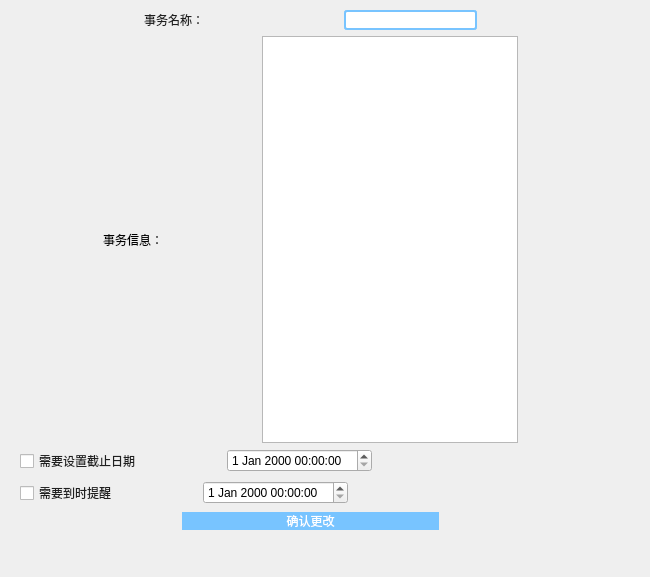
The window that edit_job.ui (interestingLSY/DDL-Firewall) describes before a commit, drawn with Qt 5.
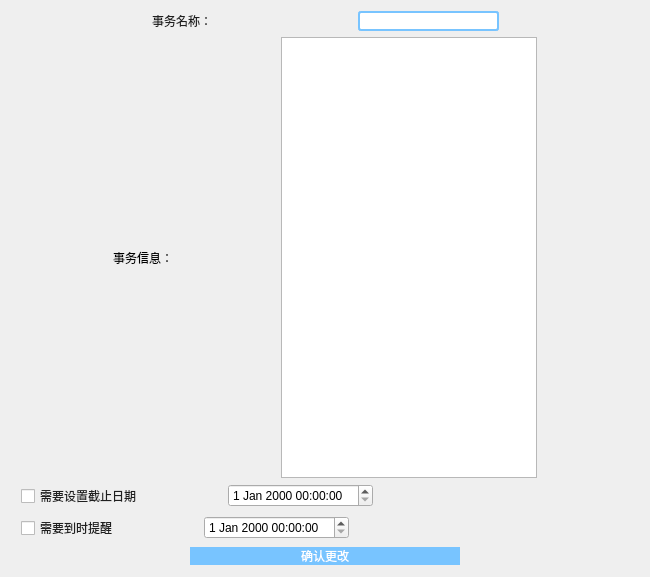
The same window after the commit.

The edit to the form file:
```diff
--- a/edit_job.ui
+++ b/edit_job.ui
@@ -13,15 +13,8 @@
   <property name="windowTitle">
    <string>修改事务信息</string>
   </property>
-  <widget class="QWidget" name="verticalLayoutWidget">
-   <property name="geometry">
-    <rect>
-     <x>10</x>
-     <y>10</y>
-     <width>601</width>
-     <height>521</height>
-    </rect>
-   </property>
+  <layout class="QGridLayout" name="gridLayout">
+   <item row="0" column="0">
    <layout class="QVBoxLayout" name="verticalLayout" stretch="6,0,6,6,8">
     <property name="sizeConstraint">
      <enum>QLayout::SetDefaultConstraint</enum>
@@ -314,7 +307,8 @@
      </layout>
     </item>
    </layout>
-  </widget>
+   </item>
+  </layout>
  </widget>
  <resources/>
  <connections/>
```
Lines whose indentation alone changed are shown as unchanged.
